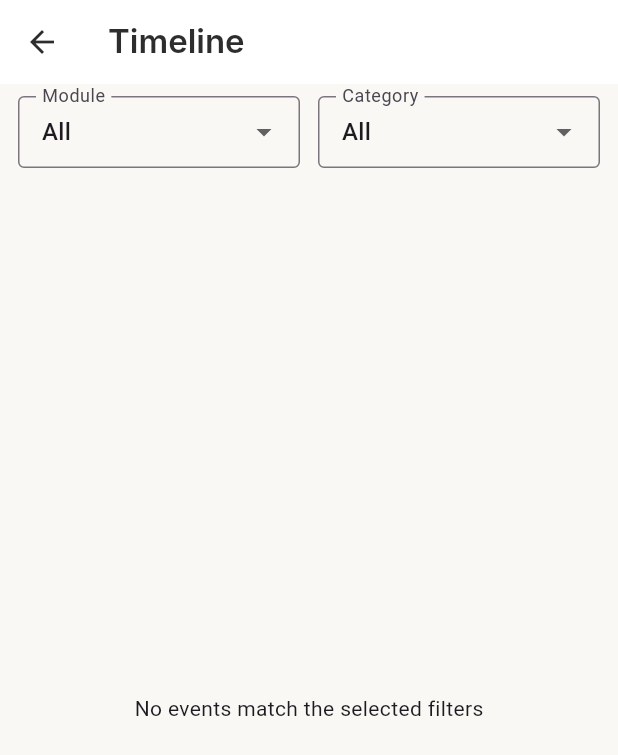
After one commit to bethiebea2-ctrl/Tether3, a Flutter app: the FeaturesTimelineScreen screen opened directly, on a phone screen of 412 x 824 dp. The commit adds this screen. Shown: the top 755 px of the screen. Run offline on Flutter 3.47's test engine with Material 3 defaults, Android fonts, the phone set to English and light mode, and no system bars; our stand-ins replace shared_preferences, speech_to_text, sqflite; accounts and stored records are empty; network calls fail; Roboto replaces fonts that are missing (Inter).

Commit message:
Phase 2D complete: event lifecycle governance — EventValidator, replay safety, causation/correlation IDs, retention pruning, timeline module/category filtering, 47 tests passing

```diff
--- /dev/null
+++ b/lib/core/events/event_category.dart
@@ -0,0 +1,7 @@
+enum EventCategory {
+  task,
+  orchestration,
+  system,
+  audit,
+  userAction,
+}
--- /dev/null
+++ b/lib/core/events/event_persistence_policy.dart
@@ -0,0 +1,6 @@
+enum EventPersistencePolicy {
+  transient,
+  session,
+  persistent,
+  audit,
+}
--- /dev/null
+++ b/lib/core/events/event_validator.dart
@@ -0,0 +1,39 @@
+import 'event_category.dart';
+import 'event_persistence_policy.dart';
+
+class EventValidationResult {
+  final bool isValid;
+  final List<String> errors;
+
+  const EventValidationResult({required this.isValid, required this.errors});
+}
+
+class EventValidator {
+  EventValidator._();
+
+  static EventValidationResult validate(
+    String eventId,
+    String eventType,
+    EventCategory category,
+    EventPersistencePolicy persistencePolicy,
+    bool replayable,
+    String originModule,
+  ) {
+    final errors = <String>[];
+
+    if (eventId.isEmpty) {
+      errors.add('eventId must not be empty');
+    }
+    if (eventType.isEmpty) {
+      errors.add('eventType must not be empty');
+    }
+    if (originModule.isEmpty) {
+      errors.add('originModule must not be empty');
+    }
+
+    return EventValidationResult(
+      isValid: errors.isEmpty,
+      errors: errors,
+    );
+  }
+}
--- a/lib/core/history/orchestration_event_record.dart
+++ b/lib/core/history/orchestration_event_record.dart
@@ -1,45 +1,73 @@
 import 'dart:convert';
+import '../events/event_category.dart';
+import '../events/event_persistence_policy.dart';
 
 class OrchestrationEventRecord {
-  final String id;
+  final String eventId;
   final String eventType;
+  final EventCategory category;
+  final EventPersistencePolicy persistencePolicy;
+  final bool replayable;
   final String originModule;
   final String sessionId;
   final String? parentEventId;
-  final DateTime timestamp;
+  final String? causationId;
+  final String? correlationId;
+  final String timestamp;
   final Map<String, dynamic> payload;
 
   const OrchestrationEventRecord({
-    required this.id,
+    required this.eventId,
     required this.eventType,
+    required this.category,
+    required this.persistencePolicy,
+    required this.replayable,
     required this.originModule,
     required this.sessionId,
     required this.timestamp,
     required this.payload,
     this.parentEventId,
+    this.causationId,
+    this.correlationId,
   });
 
   Map<String, dynamic> toJson() {
     return {
-      'id': id,
+      'eventId': eventId,
       'eventType': eventType,
+      'category': category.name,
+      'persistencePolicy': persistencePolicy.name,
+      'replayable': replayable,
       'originModule': originModule,
       'sessionId': sessionId,
       'parentEventId': parentEventId,
-      'timestamp': timestamp.toIso8601String(),
+      'causationId': causationId,
+      'correlationId': correlationId,
+      'timestamp': timestamp,
       'payload': payload,
     };
   }
 
   factory OrchestrationEventRecord.fromJson(Map<String, dynamic> json) {
     return OrchestrationEventRecord(
-      id: json['id'],
-      eventType: json['eventType'],
-      originModule: json['originModule'],
-      sessionId: json['sessionId'],
+      eventId: json['eventId'] ?? '',
+      eventType: json['eventType'] ?? '',
+      category: EventCategory.values.firstWhere(
+        (e) => e.name == json['category'],
+        orElse: () => EventCategory.system,
+      ),
+      persistencePolicy: EventPersistencePolicy.values.firstWhere(
+        (e) => e.name == json['persistencePolicy'],
+        orElse: () => EventPersistencePolicy.session,
+      ),
+      replayable: json['replayable'] ?? false,
+      originModule: json['originModule'] ?? '',
+      sessionId: json['sessionId'] ?? '',
       parentEventId: json['parentEventId'],
-      timestamp: DateTime.parse(json['timestamp']),
-      payload: Map<String, dynamic>.from(json['payload']),
+      causationId: json['causationId'],
+      correlationId: json['correlationId'],
+      timestamp: json['timestamp'] ?? DateTime.now().toIso8601String(),
+      payload: Map<String, dynamic>.from(json['payload'] ?? {}),
     );
   }
 
--- a/lib/core/timeline/timeline_builder.dart
+++ b/lib/core/timeline/timeline_builder.dart
@@ -7,7 +7,7 @@ class TimelineBuilder {
       return TimelineEntry(
         title: event.eventType,
         description: '${event.originModule} → ${event.payload}',
-        timestamp: event.timestamp,
+        timestamp: DateTime.tryParse(event.timestamp) ?? DateTime.now(),
       );
     }).toList();
   }
--- /dev/null
+++ b/lib/features/timeline/timeline_screen.dart
@@ -0,0 +1,149 @@
+import 'package:flutter/material.dart';
+import '../../core/history/orchestration_history_service.dart';
+import '../../core/history/orchestration_event_record.dart';
+import '../../core/timeline/timeline_builder.dart';
+import '../../core/events/event_category.dart';
+
+class FeaturesTimelineScreen extends StatefulWidget {
+  const FeaturesTimelineScreen({super.key});
+
+  @override
+  State<FeaturesTimelineScreen> createState() => _FeaturesTimelineScreenState();
+}
+
+class _FeaturesTimelineScreenState extends State<FeaturesTimelineScreen> {
+  List<OrchestrationEventRecord> _allEvents = [];
+  List<dynamic> _filteredEntries = [];
+  String? _selectedModule;
+  EventCategory? _selectedCategory;
+
+  @override
+  void initState() {
+    super.initState();
+    loadEvents();
+  }
+
+  Future<void> loadEvents() async {
+    final service = OrchestrationHistoryService();
+    final events = await service.loadEvents();
+    setState(() {
+      _allEvents = events;
+      _applyFilters();
+    });
+  }
+
+  void _applyFilters() {
+    var filtered = _allEvents;
+
+    if (_selectedModule != null) {
+      filtered = filtered.where((e) => e.originModule == _selectedModule).toList();
+    }
+
+    if (_selectedCategory != null) {
+      filtered = filtered.where((e) => e.category == _selectedCategory).toList();
+    }
+
+    setState(() {
+      _filteredEntries = TimelineBuilder.build(filtered);
+    });
+  }
+
+  Set<String> get _availableModules {
+    return _allEvents.map((e) => e.originModule).toSet();
+  }
+
+  @override
+  Widget build(BuildContext context) {
+    return Scaffold(
+      appBar: AppBar(
+        title: const Text('Timeline'),
+      ),
+      body: Column(
+        children: [
+          // Filter row
+          Padding(
+            padding: const EdgeInsets.symmetric(horizontal: 12, vertical: 8),
+            child: Row(
+              children: [
+                // Module filter dropdown
+                Expanded(
+                  child: DropdownButtonFormField<String>(
+                    value: _selectedModule,
+                    decoration: const InputDecoration(
+                      labelText: 'Module',
+                      border: OutlineInputBorder(),
+                      contentPadding: EdgeInsets.symmetric(horizontal: 12, vertical: 8),
+                    ),
+                    items: [
+                      const DropdownMenuItem<String>(
+                        value: null,
+                        child: Text('All'),
+                      ),
+                      ..._availableModules.map((module) => DropdownMenuItem<String>(
+                            value: module,
+                            child: Text(module),
+                          )),
+                    ],
+                    onChanged: (value) {
+                      setState(() {
+                        _selectedModule = value;
+                        _applyFilters();
+                      });
+                    },
+                  ),
+                ),
+                const SizedBox(width: 12),
+                // Category filter dropdown
+                Expanded(
+                  child: DropdownButtonFormField<EventCategory>(
+                    value: _selectedCategory,
+                    decoration: const InputDecoration(
+                      labelText: 'Category',
+                      border: OutlineInputBorder(),
+                      contentPadding: EdgeInsets.symmetric(horizontal: 12, vertical: 8),
+                    ),
+                    items: [
+                      const DropdownMenuItem<EventCategory>(
+                        value: null,
+                        child: Text('All'),
+                      ),
+                      ...EventCategory.values.map((cat) => DropdownMenuItem<EventCategory>(
+                            value: cat,
+                            child: Text(cat.name),
+                          )),
+                    ],
+                    onChanged: (value) {
+                      setState(() {
+                        _selectedCategory = value;
+                        _applyFilters();
+                      });
+                    },
+                  ),
+                ),
+              ],
+            ),
+          ),
+          // Timeline entries
+          Expanded(
+            child: _filteredEntries.isEmpty
+                ? const Center(child: Text('No events match the selected filters'))
+                : ListView.builder(
+                    itemCount: _filteredEntries.length,
+                    itemBuilder: (context, index) {
+                      final item = _filteredEntries[index];
+                      return ListTile(
+                        title: Text(item.title),
+                        subtitle: Text(item.description),
+                        trailing: Text(
+                          item.timestamp.toString().substring(0, 19),
+                          style: const TextStyle(fontSize: 10),
+                        ),
+                      );
+                    },
+                  ),
+          ),
+        ],
+      ),
+    );
+  }
+}
```
Also changed, not shown: lib/core/events/app_event.dart (+12 -11 lines), lib/core/events/events/task_created_event.dart (deleted, +0 -16 lines), lib/core/history/orchestration_history_service.dart (+50 -0 lines), lib/core/replay/replay_engine.dart (+20 -1 lines), lib/core/tasks/events/task_completed_event.dart (+36 -3 lines), lib/core/tasks/events/task_created_event.dart (+36 -3 lines), lib/core/tasks/events/task_snoozed_event.dart (+36 -3 lines), lib/core/tasks/events/task_suggested_from_capture_event.dart (+38 -5 lines), lib/screens/tasks/tasks_screen.dart (+35 -21 lines), 3 other files.
